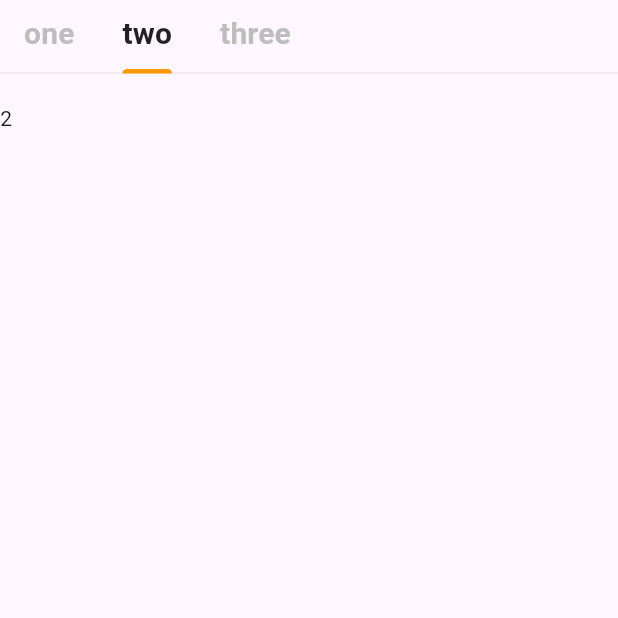
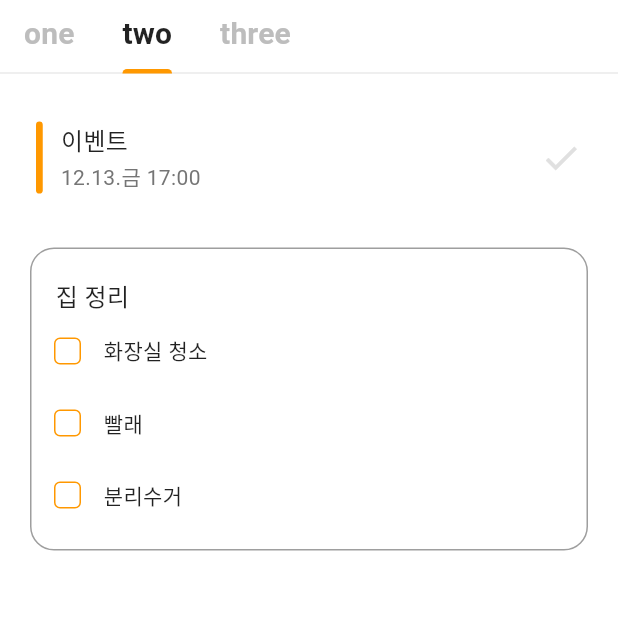
Before and after one commit to chasenpai/flutter_clean_widgets, a Flutter app: the screen it shows after launch, tab 2 chosen, on a phone screen of 412 x 824 dp, the top half of it. Run offline on Flutter 3.47's test engine with Material 3 defaults, Android fonts, the phone set to English and light mode, and no system bars.

Commit message:
single & multi todo card

```diff
--- /dev/null
+++ b/lib/components/multi_todo_card.dart
@@ -0,0 +1,116 @@
+import 'package:flutter/material.dart';
+
+class MultiTodoCard extends StatefulWidget {
+  const MultiTodoCard({super.key});
+
+  @override
+  State<MultiTodoCard> createState() => _MultiTodoCardState();
+}
+
+class _MultiTodoCardState extends State<MultiTodoCard> {
+
+  bool _isChecked1 = false;
+  bool _isChecked2 = false;
+  bool _isChecked3 = false;
+
+  @override
+  Widget build(BuildContext context) {
+    return Container(
+      padding: const EdgeInsets.only(
+        top: 20.0,
+        bottom: 12.0,
+      ),
+      decoration: BoxDecoration(
+        color: Colors.white,
+        borderRadius: BorderRadius.circular(16.0),
+        border: Border.all(
+          color: Colors.grey,
+        ),
+      ),
+      child: Column(
+        children: [
+          Padding(
+            padding: const EdgeInsets.only(
+              right: 16.0,
+              left: 16.0,
+            ),
+            child: Row(
+              children: [
+                Text(
+                  '집 정리',
+                  style: TextStyle(
+                    fontSize: 16.0,
+                    overflow: TextOverflow.ellipsis,
+                    color: _isChecked1 && _isChecked2 && _isChecked3 ? Colors.grey[600] : Colors.black87,
+                    decoration: _isChecked1 && _isChecked2 && _isChecked3 ? TextDecoration.lineThrough : null,
+                  ),
+                ),
+              ],
+            ),
+          ),
+          _renderTodo(
+            isChecked: _isChecked1,
+            text: '화장실 청소',
+            onChanged: (value) {
+              setState(() {
+                _isChecked1 = value;
+              });
+            },
+          ),
+          _renderTodo(
+            isChecked: _isChecked2,
+            text: '빨래',
+            onChanged: (value) {
+              setState(() {
+                _isChecked2 = value;
+              });
+            },
+          ),
+          _renderTodo(
+            isChecked: _isChecked3,
+            text: '분리수거',
+            onChanged: (value) {
+              setState(() {
+                _isChecked3 = value;
+              });
+            },
+          ),
+        ],
+      ),
+    );
+  }
+
+  Widget _renderTodo({
+    required bool isChecked,
+    required String text,
+    required ValueChanged onChanged
+  }) {
+    return Row(
+      children: [
+        Checkbox(
+          value: isChecked,
+          shape: RoundedRectangleBorder(
+            borderRadius: BorderRadius.circular(4.0),
+          ),
+          side: const BorderSide(
+            color: Colors.orange,
+          ),
+          activeColor: Colors.orange,
+          checkColor: Colors.white,
+          onChanged: onChanged,
+        ),
+        Text(
+          text,
+          style: TextStyle(
+            fontSize: 14.0,
+            overflow: TextOverflow.ellipsis,
+            color: isChecked ? Colors.grey[600] : Colors.black87,
+            fontWeight: FontWeight.w500,
+            decoration: isChecked ? TextDecoration.lineThrough : null,
+          ),
+        ),
+      ],
+    );
+  }
+
+}
--- /dev/null
+++ b/lib/components/single_todo_card.dart
@@ -0,0 +1,79 @@
+import 'package:flutter/material.dart';
+
+class SingleTodoCard extends StatefulWidget {
+  const SingleTodoCard({super.key});
+
+  @override
+  State<SingleTodoCard> createState() => _SingleTodoCardState();
+}
+
+class _SingleTodoCardState extends State<SingleTodoCard> {
+
+  bool _isChecked = false;
+
+  @override
+  Widget build(BuildContext context) {
+    return Container(
+      height: 72,
+      decoration: BoxDecoration(
+        color: Colors.white,
+        borderRadius: BorderRadius.circular(16.0),
+      ),
+      child: Padding(
+        padding: const EdgeInsets.all(12.0),
+        child: Row(
+          children: [
+            Container(
+              height: double.infinity,
+              width: 4.5,
+              decoration: BoxDecoration(
+                borderRadius: BorderRadius.circular(16.0),
+                color: Colors.orange,
+              ),
+            ),
+            const SizedBox(width: 12.0,),
+            Expanded(
+              child: Column(
+                mainAxisAlignment: MainAxisAlignment.center,
+                crossAxisAlignment: CrossAxisAlignment.start,
+                children: [
+                  const Text(
+                    '이벤트',
+                    style: TextStyle(
+                      fontSize: 16.0,
+                      fontWeight: FontWeight.w500,
+                      overflow: TextOverflow.ellipsis,
+                      color: Colors.black87,
+                    ),
+                  ),
+                  const SizedBox(height: 2.0,),
+                  Text(
+                    '12.13.금 17:00',
+                    style: TextStyle(
+                      fontSize: 14.0,
+                      overflow: TextOverflow.ellipsis,
+                      color: Colors.grey[600],
+                    ),
+                  ),
+                ],
+              ),
+            ),
+            const SizedBox(width: 12.0,),
+            GestureDetector(
+              onTap: () {
+                setState(() {
+                  _isChecked = !_isChecked;
+                });
+              },
+              child: Icon(
+                Icons.check,
+                color: _isChecked ? Colors.orange : Colors.grey[300],
+                size: 28.0,
+              ),
+            ),
+          ],
+        ),
+      ),
+    );
+  }
+}
--- a/lib/home_screen.dart
+++ b/lib/home_screen.dart
@@ -3,8 +3,10 @@ import 'package:flutter_clean_widgets/components/flexible_row_category.dart';
 import 'package:flutter_clean_widgets/components/horizontal_overlay_card_list.dart';
 import 'package:flutter_clean_widgets/components/information_bar.dart';
 import 'package:flutter_clean_widgets/components/list_page_view_with_indicator.dart';
+import 'package:flutter_clean_widgets/components/multi_todo_card.dart';
 import 'package:flutter_clean_widgets/components/partial_list_page_view.dart';
 import 'package:flutter_clean_widgets/components/scrollable_row_category.dart';
+import 'package:flutter_clean_widgets/components/single_todo_card.dart';
 import 'package:flutter_clean_widgets/components/upcoming_one_week_calendar.dart';
 
 class HomeScreen extends StatefulWidget {
@@ -38,6 +40,7 @@ class _HomeScreenState extends State<HomeScreen> with SingleTickerProviderStateM
   @override
   Widget build(BuildContext context) {
     return Scaffold(
+      backgroundColor: Colors.white,
       body: SafeArea(
         top: true,
         child: Column(
@@ -74,14 +77,28 @@ class _HomeScreenState extends State<HomeScreen> with SingleTickerProviderStateM
                       PartialListPageView(),
                       SizedBox(height: 24,),
                       HorizontalOverlayCardList(),
+                      SizedBox(height: 24,),
                     ],
                   ),
-                  Container(
-                    child: Text('2',),
+                  ListView(
+                    children: const [
+                      Padding(
+                        padding: EdgeInsets.symmetric(
+                          horizontal: 12.0,
+                        ),
+                        child: SingleTodoCard(),
+                      ),
+                      SizedBox(height: 24,),
+                      Padding(
+                        padding: EdgeInsets.symmetric(
+                          horizontal: 20.0,
+                        ),
+                        child: MultiTodoCard(),
+                      ),
+                      SizedBox(height: 24,),
+                    ],
                   ),
-                  Container(
-                    child: Text('3',),
-                  ),
+                  Container(),
                 ],
               ),
             ),
```
